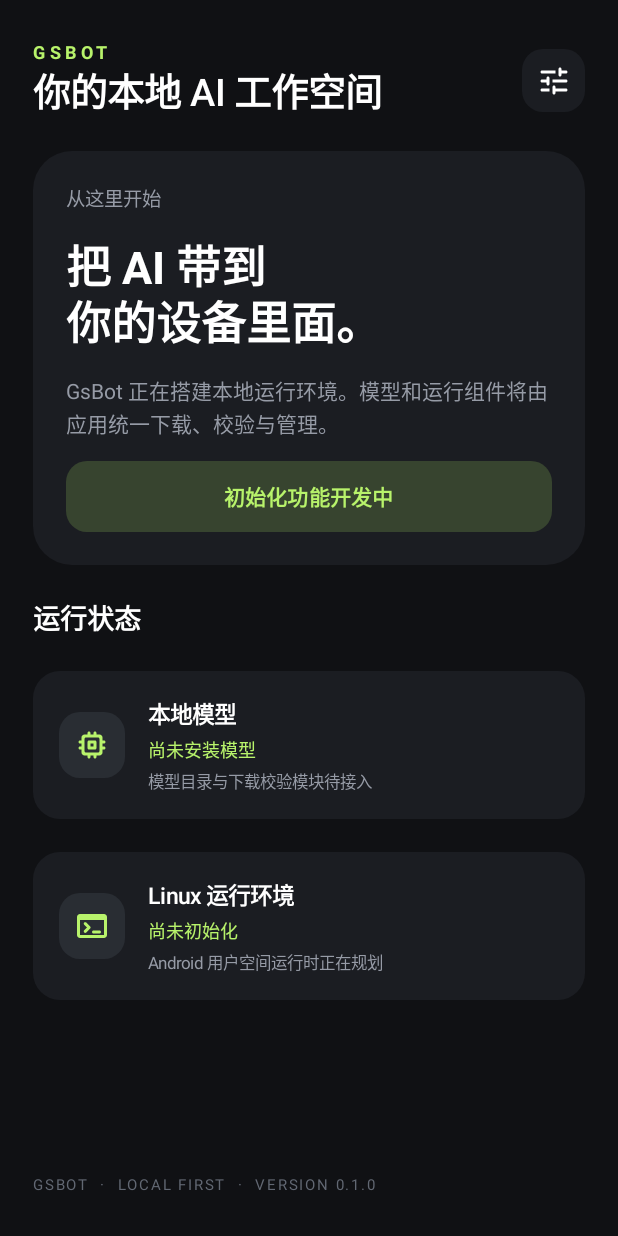
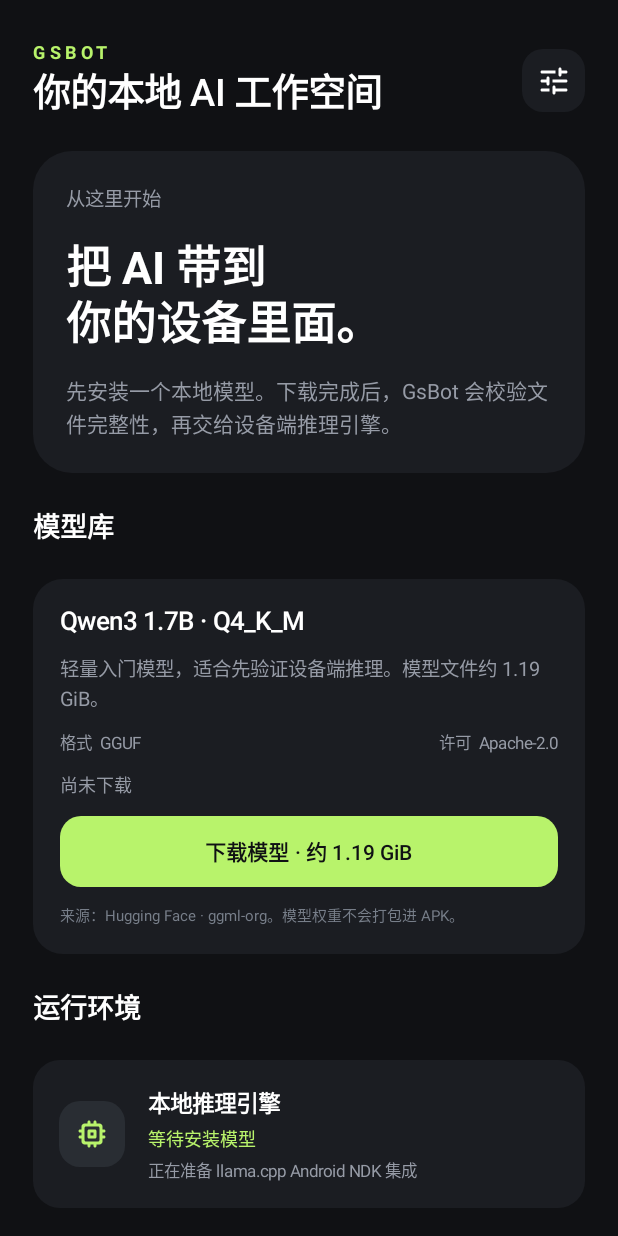
Before and after one commit to GSvegetable/GsBot, an Android app built with Jetpack Compose: the composable HomeScreen shown on its own in the app's theme, on a phone screen of 412 x 824 dp. Run offline under Robolectric (Android 15) with nearby library versions, the phone set to English and light mode, and no system bars.

Commit message:
Connect the starter model catalog to in-app downloads

```diff
--- a/app/src/main/java/com/gsbot/app/MainActivity.kt
+++ b/app/src/main/java/com/gsbot/app/MainActivity.kt
@@ -13,7 +13,9 @@ import androidx.compose.foundation.layout.fillMaxSize
 import androidx.compose.foundation.layout.fillMaxWidth
 import androidx.compose.foundation.layout.padding
 import androidx.compose.foundation.layout.size
+import androidx.compose.foundation.rememberScrollState
 import androidx.compose.foundation.shape.RoundedCornerShape
+import androidx.compose.foundation.verticalScroll
 import androidx.compose.material.icons.Icons
 import androidx.compose.material.icons.rounded.Memory
 import androidx.compose.material.icons.rounded.Terminal
@@ -22,18 +24,29 @@ import androidx.compose.material3.Button
 import androidx.compose.material3.ButtonDefaults
 import androidx.compose.material3.Card
 import androidx.compose.material3.CardDefaults
+import androidx.compose.material3.LinearProgressIndicator
 import androidx.compose.material3.MaterialTheme
 import androidx.compose.material3.Surface
 import androidx.compose.material3.Text
 import androidx.compose.material3.darkColorScheme
 import androidx.compose.runtime.Composable
+import androidx.compose.runtime.getValue
+import androidx.compose.runtime.mutableFloatStateOf
+import androidx.compose.runtime.mutableStateOf
+import androidx.compose.runtime.remember
+import androidx.compose.runtime.rememberCoroutineScope
+import androidx.compose.runtime.setValue
 import androidx.compose.ui.Alignment
 import androidx.compose.ui.Modifier
 import androidx.compose.ui.graphics.Color
 import androidx.compose.ui.graphics.vector.ImageVector
+import androidx.compose.ui.platform.LocalContext
 import androidx.compose.ui.text.font.FontWeight
 import androidx.compose.ui.unit.dp
 import androidx.compose.ui.unit.sp
+import com.gsbot.app.core.download.ModelDownloadRepository
+import com.gsbot.app.core.model.ModelCatalog
+import kotlinx.coroutines.launch
 
 private val Ink = Color(0xFF101114)
 private val Panel = Color(0xFF1B1D22)
@@ -64,8 +77,24 @@ class MainActivity : ComponentActivity() {
 
 @Composable
 private fun HomeScreen() {
+    val context = LocalContext.current
+    val scope = rememberCoroutineScope()
+    val model = ModelCatalog.starter
+    val repository = remember(context) { ModelDownloadRepository(context) }
+
+    var installed by remember { mutableStateOf(repository.isInstalled(model)) }
+    var downloading by remember { mutableStateOf(false) }
+    var progress by remember { mutableFloatStateOf(0f) }
+    var statusText by remember {
+        mutableStateOf(if (installed) "已安装 · SHA-256 校验通过" else "尚未下载")
+    }
+
     Column(
-        modifier = Modifier.fillMaxSize().background(Ink).padding(horizontal = 22.dp, vertical = 28.dp),
+        modifier = Modifier
+            .fillMaxSize()
+            .background(Ink)
+            .verticalScroll(rememberScrollState())
+            .padding(horizontal = 22.dp, vertical = 28.dp),
         verticalArrangement = Arrangement.spacedBy(22.dp)
     ) {
         Row(
@@ -92,32 +121,120 @@ private fun HomeScreen() {
         ) {
             Column(modifier = Modifier.padding(22.dp), verticalArrangement = Arrangement.spacedBy(13.dp)) {
                 Text("从这里开始", color = Muted, fontSize = 13.sp)
-                Text("把 AI 带到\n你的设备里面。", color = Color.White, fontSize = 30.sp, lineHeight = 37.sp, fontWeight = FontWeight.Bold)
                 Text(
-                    "GsBot 正在搭建本地运行环境。模型和运行组件将由应用统一下载、校验与管理。",
-                    color = Muted, fontSize = 14.sp, lineHeight = 22.sp
+                    "把 AI 带到\n你的设备里面。",
+                    color = Color.White,
+                    fontSize = 30.sp,
+                    lineHeight = 37.sp,
+                    fontWeight = FontWeight.Bold
                 )
+                Text(
+                    "先安装一个本地模型。下载完成后，GsBot 会校验文件完整性，再交给设备端推理引擎。",
+                    color = Muted,
+                    fontSize = 14.sp,
+                    lineHeight = 22.sp
+                )
+            }
+        }
+
+        Text("模型库", color = Color.White, fontSize = 18.sp, fontWeight = FontWeight.SemiBold)
+        Card(
+            modifier = Modifier.fillMaxWidth(),
+            shape = RoundedCornerShape(20.dp),
+            colors = CardDefaults.cardColors(containerColor = Panel)
+        ) {
+            Column(modifier = Modifier.padding(18.dp), verticalArrangement = Arrangement.spacedBy(11.dp)) {
+                Text(model.displayName, color = Color.White, fontSize = 17.sp, fontWeight = FontWeight.SemiBold)
+                Text(model.description, color = Muted, fontSize = 13.sp, lineHeight = 20.sp)
+                Row(
+                    modifier = Modifier.fillMaxWidth(),
+                    horizontalArrangement = Arrangement.SpaceBetween
+                ) {
+                    Text("格式  GGUF", color = Muted, fontSize = 11.sp)
+                    Text("许可  ${model.licenseName}", color = Muted, fontSize = 11.sp)
+                }
+                Text(statusText, color = if (installed) Accent else Muted, fontSize = 12.sp)
+                if (downloading) {
+                    LinearProgressIndicator(
+                        progress = { progress.coerceIn(0f, 1f) },
+                        modifier = Modifier.fillMaxWidth(),
+                        color = Accent,
+                        trackColor = Color(0xFF353941)
+                    )
+                    Text("${(progress * 100).toInt()}%", color = Muted, fontSize = 11.sp)
+                }
                 Button(
-                    onClick = { },
-                    enabled = false,
+                    onClick = {
+                        scope.launch {
+                            downloading = true
+                            progress = 0f
+                            statusText = "正在连接模型源…"
+                            try {
+                                repository.download(model) { received, total ->
+                                    scope.launch {
+                                        progress = if (total > 0L) received.toFloat() / total.toFloat() else 0f
+                                        statusText = "正在下载 · ${received / (1024 * 1024)} / ${total / (1024 * 1024)} MiB"
+                                    }
+                                }
+                                installed = true
+                                progress = 1f
+                                statusText = "已安装 · SHA-256 校验通过"
+                            } catch (error: Exception) {
+                                statusText = error.message ?: "下载失败，可重试续传"
+                            } finally {
+                                downloading = false
+                            }
+                        }
+                    },
+                    enabled = !installed && !downloading,
                     modifier = Modifier.fillMaxWidth(),
                     shape = RoundedCornerShape(14.dp),
                     colors = ButtonDefaults.buttonColors(
-                        disabledContainerColor = Accent.copy(alpha = 0.18f),
+                        containerColor = Accent,
+                        contentColor = Ink,
+                        disabledContainerColor = Accent.copy(alpha = 0.16f),
                         disabledContentColor = Accent
                     )
                 ) {
-                    Text("初始化功能开发中", modifier = Modifier.padding(vertical = 5.dp), fontWeight = FontWeight.SemiBold)
+                    Text(
+                        when {
+                            installed -> "模型已安装"
+                            downloading -> "正在下载…"
+                            else -> "下载模型 · 约 1.19 GiB"
+                        },
+                        modifier = Modifier.padding(vertical = 5.dp),
+                        fontWeight = FontWeight.SemiBold
+                    )
                 }
+                Text(
+                    "来源：Hugging Face · ggml-org。模型权重不会打包进 APK。",
+                    color = Color(0xFF777E89),
+                    fontSize = 10.sp,
+                    lineHeight = 15.sp
+                )
             }
         }
 
-        Text("运行状态", color = Color.White, fontSize = 18.sp, fontWeight = FontWeight.SemiBold)
-        StatusCard(Icons.Rounded.Memory, "本地模型", "尚未安装模型", "模型目录与下载校验模块待接入")
-        StatusCard(Icons.Rounded.Terminal, "Linux 运行环境", "尚未初始化", "Android 用户空间运行时正在规划")
+        Text("运行环境", color = Color.White, fontSize = 18.sp, fontWeight = FontWeight.SemiBold)
+        StatusCard(
+            icon = Icons.Rounded.Memory,
+            title = "本地推理引擎",
+            subtitle = if (installed) "模型已就绪，推理引擎待接入" else "等待安装模型",
+            detail = "正在准备 llama.cpp Android NDK 集成"
+        )
+        StatusCard(
+            icon = Icons.Rounded.Terminal,
+            title = "Linux 运行环境",
+            subtitle = "尚未初始化",
+            detail = "Linux 用户空间安装器将在后续阶段接入"
+        )
 
-        Spacer(modifier = Modifier.weight(1f))
-        Text("GSBOT  ·  LOCAL FIRST  ·  VERSION 0.1.0", color = Color(0xFF626873), fontSize = 10.sp, letterSpacing = 1.2.sp)
+        Text(
+            "GSBOT  ·  LOCAL FIRST  ·  VERSION 0.1.0",
+            color = Color(0xFF626873),
+            fontSize = 10.sp,
+            letterSpacing = 1.2.sp
+        )
     }
 }
 
```
